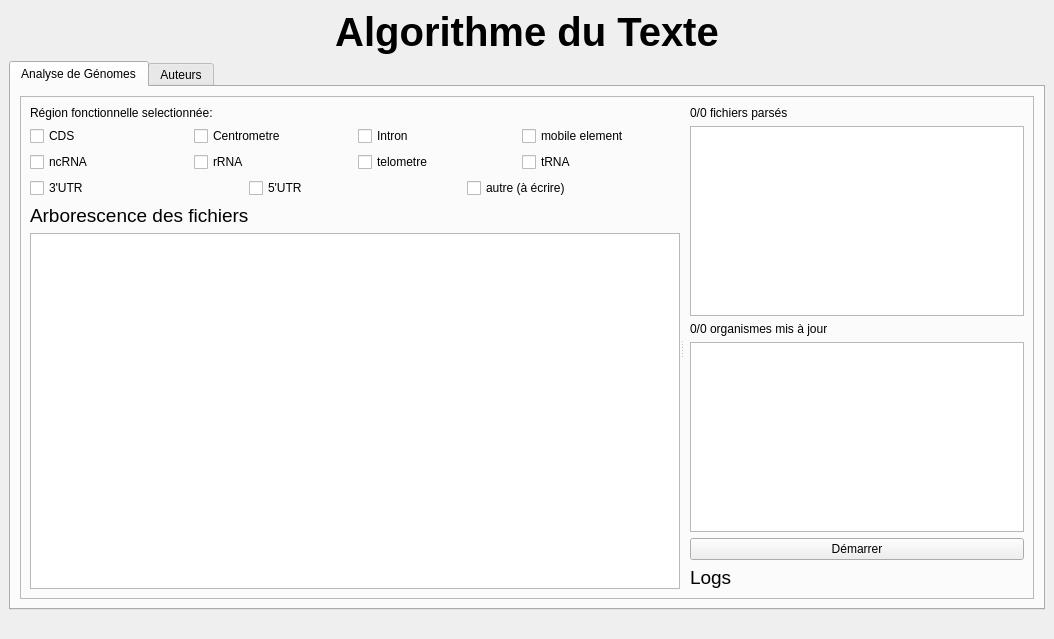
PotOfJam/ProjetAlgorithmesDuTexte, file src/app/application.ui: the form before one commit.
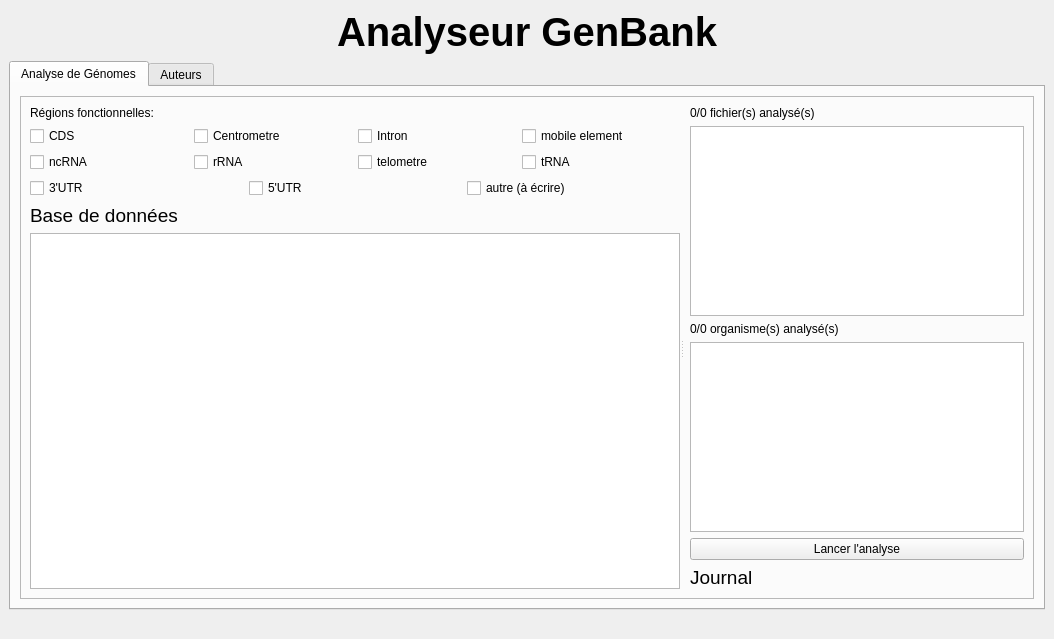
The form after the commit. Icons and pictures are not drawn.

Commit message: #1 Many changes: -Minor improvements to the UI -Multithreading for file parsing -Documentation

```diff
--- a/src/app/application.ui
+++ b/src/app/application.ui
@@ -53,7 +53,7 @@
                  <item>
                   <widget class="QLabel" name="label_10">
                    <property name="text">
-                    <string>Région fonctionnelle selectionnée:</string>
+                    <string>Régions fonctionnelles:</string>
                    </property>
                   </widget>
                  </item>
@@ -285,7 +285,7 @@
                  <item>
                   <widget class="QLabel" name="label_6">
                    <property name="text">
-                    <string>&lt;html&gt;&lt;head/&gt;&lt;body&gt;&lt;p&gt;&lt;span style=&quot; font-size:14pt;&quot;&gt;Arborescence des fichiers&lt;/span&gt;&lt;/p&gt;&lt;/body&gt;&lt;/html&gt;</string>
+                    <string>&lt;html&gt;&lt;head/&gt;&lt;body&gt;&lt;p&gt;&lt;span style=&quot; font-size:14pt;&quot;&gt;Base de données&lt;/span&gt;&lt;/p&gt;&lt;/body&gt;&lt;/html&gt;</string>
                    </property>
                   </widget>
                  </item>
@@ -301,7 +301,7 @@
                    <item row="0" column="1">
                     <widget class="QLabel" name="label_9">
                      <property name="text">
-                      <string>0/0 fichiers parsés</string>
+                      <string>0/0 fichier(s) analysé(s)</string>
                      </property>
                     </widget>
                    </item>
@@ -315,7 +315,7 @@
                    <item row="0" column="1">
                     <widget class="QLabel" name="label_8">
                      <property name="text">
-                      <string>0/0 organismes mis à jour</string>
+                      <string>0/0 organisme(s) analysé(s)</string>
                      </property>
                     </widget>
                    </item>
@@ -325,7 +325,7 @@
                    <item row="2" column="1">
                     <widget class="QPushButton" name="pushButton">
                      <property name="text">
-                      <string>Démarrer</string>
+                      <string>Lancer l'analyse</string>
                      </property>
                     </widget>
                    </item>
@@ -336,7 +336,7 @@
                    <item row="0" column="1">
                     <widget class="QLabel" name="label_7">
                      <property name="text">
-                      <string>&lt;html&gt;&lt;head/&gt;&lt;body&gt;&lt;p&gt;&lt;span style=&quot; font-size:14pt;&quot;&gt;Logs&lt;/span&gt;&lt;/p&gt;&lt;/body&gt;&lt;/html&gt;</string>
+                      <string>&lt;html&gt;&lt;head/&gt;&lt;body&gt;&lt;p&gt;&lt;span style=&quot; font-size:14pt;&quot;&gt;Journal&lt;/span&gt;&lt;/p&gt;&lt;/body&gt;&lt;/html&gt;</string>
                      </property>
                     </widget>
                    </item>
@@ -545,7 +545,7 @@
        </font>
       </property>
       <property name="text">
-       <string>Algorithme du Texte</string>
+       <string>Analyseur GenBank</string>
       </property>
       <property name="scaledContents">
        <bool>false</bool>
```
Left out of the diff: 2 changed lines with no effect on the pictures. The commit also changes 7 other files.
